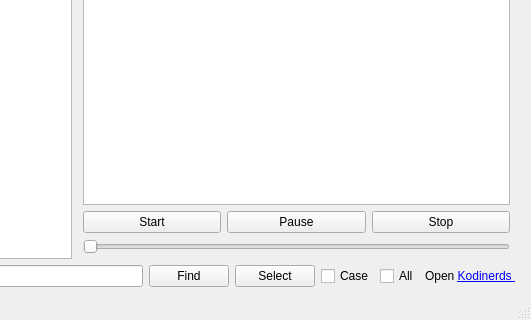
The window that mainwindow.ui (Rolloke/GUI-Apps) describes before a commit, drawn with Qt 5; both pictures show x 381 to 912 and y 209 to 529 of the 912 by 529 pixel window.
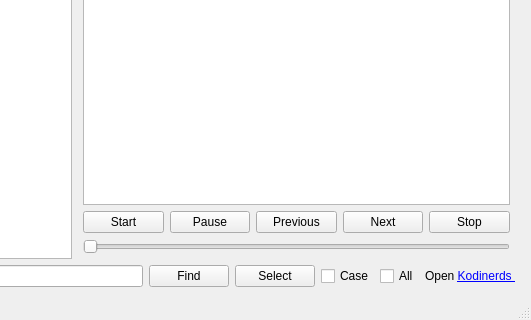
The same window after the commit. Icons and pictures are not drawn.

Commit message: enhance media player

Diff of the .ui file:
```diff
--- a/mainwindow.ui
+++ b/mainwindow.ui
@@ -154,6 +154,20 @@
               </property>
              </widget>
             </item>
+            <item>
+             <widget class="QPushButton" name="pushButtonPrevious">
+              <property name="text">
+               <string>Previous</string>
+              </property>
+             </widget>
+            </item>
+            <item>
+             <widget class="QPushButton" name="pushButtonNext">
+              <property name="text">
+               <string>Next</string>
+              </property>
+             </widget>
+            </item>
             <item>
              <widget class="QPushButton" name="pushButtonStop">
               <property name="maximumSize">
```
The commit also changes 2 other files.
